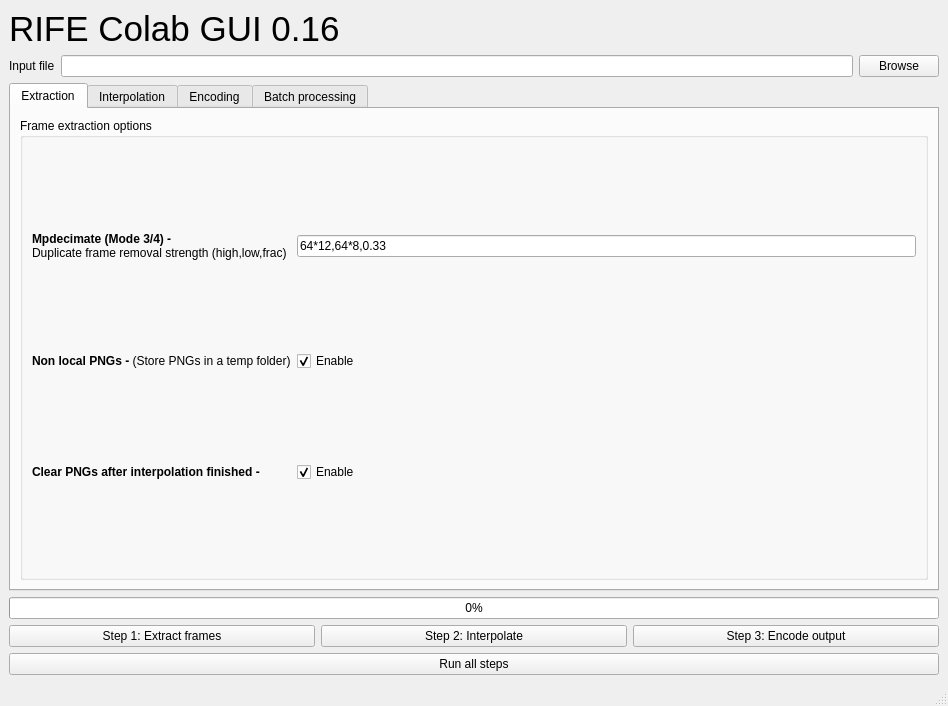
Old version of the form main_gui.ui in the repository HeylonNHP/RIFE-Colab.
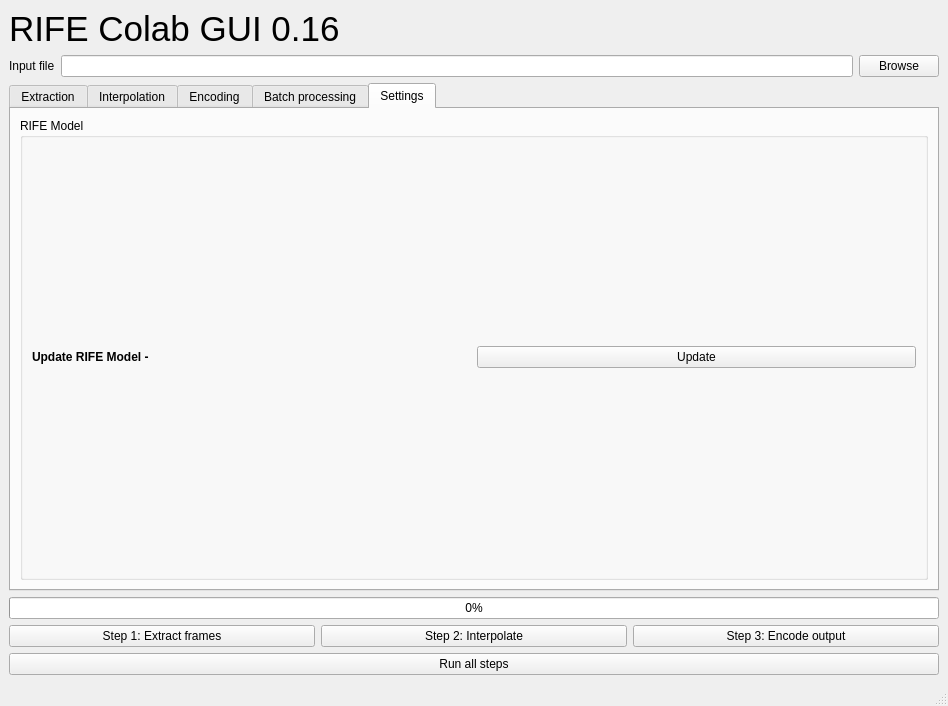
New version of the form. The open tabs and pages were chosen to show the change.

Commit message: Add RIFE model updater button

Diff of the .ui file:
```diff
--- a/main_gui.ui
+++ b/main_gui.ui
@@ -7,7 +7,7 @@
     <x>0</x>
     <y>0</y>
     <width>948</width>
-    <height>655</height>
+    <height>693</height>
    </rect>
   </property>
   <property name="windowTitle">
@@ -615,6 +615,36 @@
         </item>
        </layout>
       </widget>
+      <widget class="QWidget" name="tab_5">
+       <attribute name="title">
+        <string>Settings</string>
+       </attribute>
+       <layout class="QVBoxLayout" name="verticalLayout_6">
+        <item>
+         <widget class="QGroupBox" name="groupBox_6">
+          <property name="title">
+           <string>RIFE Model</string>
+          </property>
+          <layout class="QGridLayout" name="gridLayout_7">
+           <item row="0" column="0">
+            <widget class="QLabel" name="label_22">
+             <property name="text">
+              <string>&lt;b&gt;Update RIFE Model -&lt;/b&gt;</string>
+             </property>
+            </widget>
+           </item>
+           <item row="0" column="1">
+            <widget class="QPushButton" name="updateRifeModelButton">
+             <property name="text">
+              <string>Update</string>
+             </property>
+            </widget>
+           </item>
+          </layout>
+         </widget>
+        </item>
+       </layout>
+      </widget>
      </widget>
     </item>
     <item>
```
Left out of the diff: 2 changed lines with no effect on the pictures. The commit also changes 3 other files.
